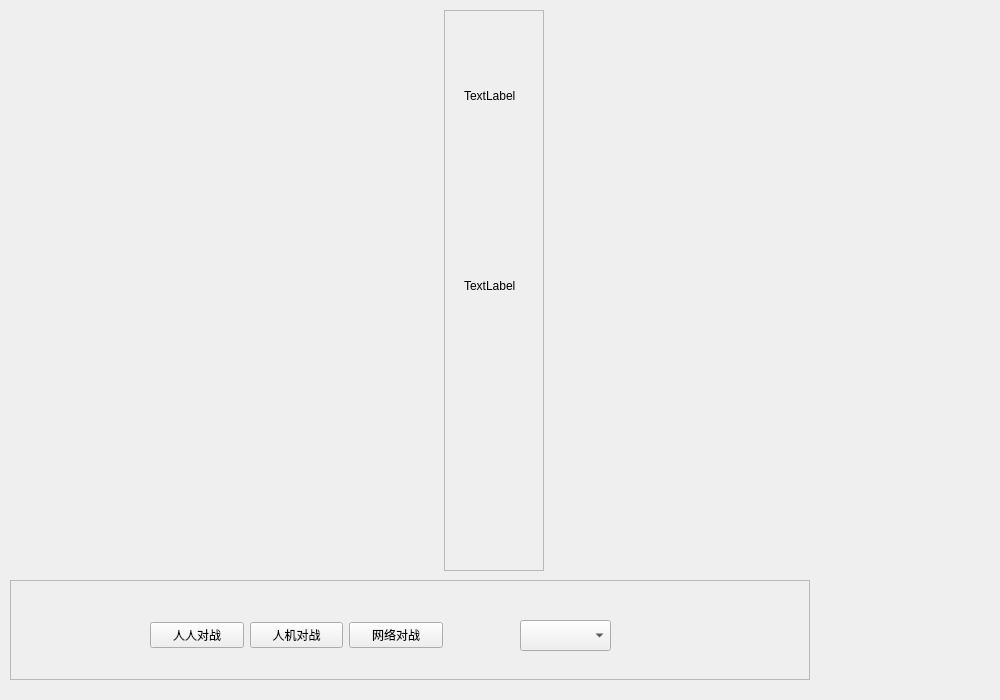
Qt form chessform.ui (1551304314/liuziqi1) before a commit.
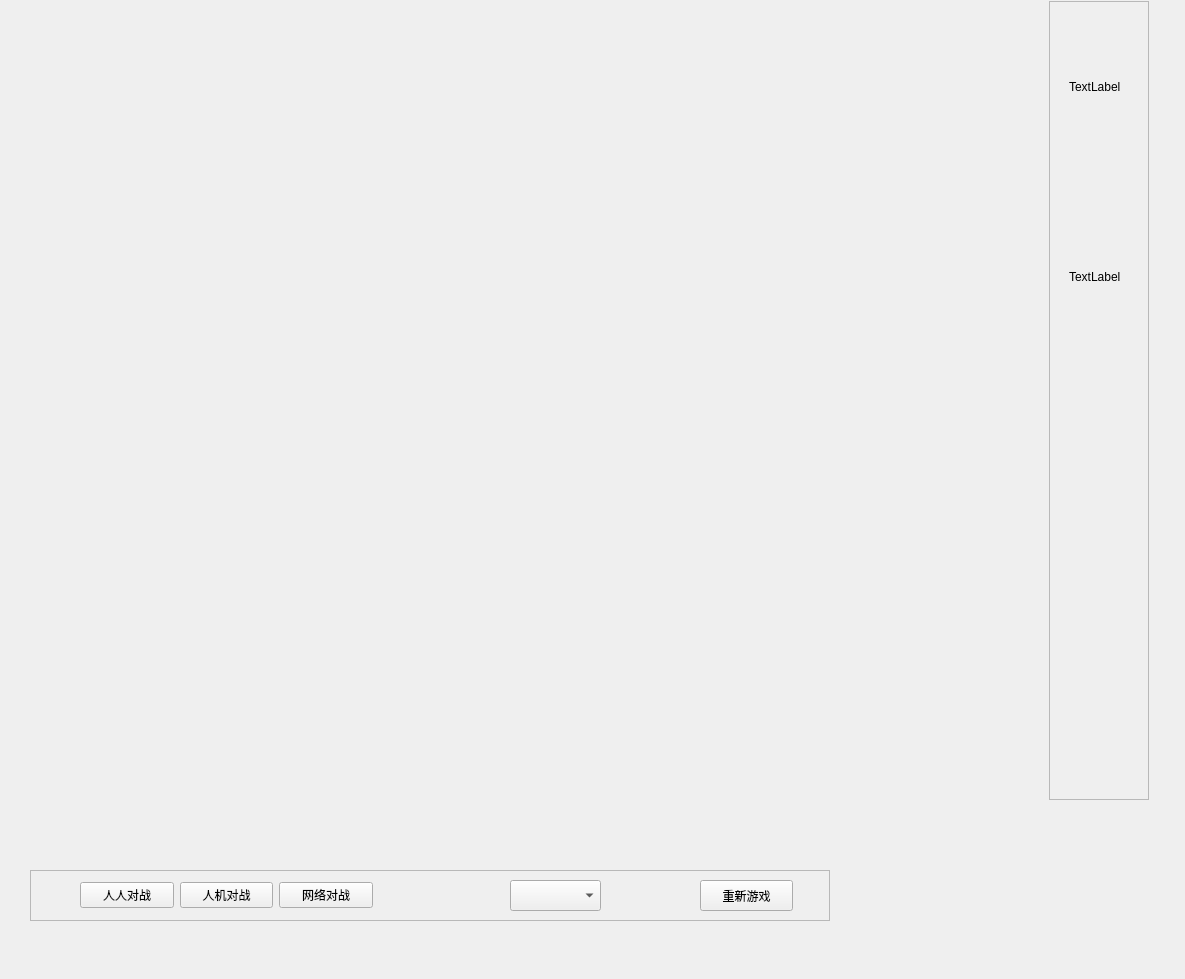
The same form after that commit.

Patch:
```diff
--- a/chessform.ui
+++ b/chessform.ui
@@ -6,8 +6,8 @@
    <rect>
     <x>0</x>
     <y>0</y>
-    <width>1000</width>
-    <height>700</height>
+    <width>1185</width>
+    <height>979</height>
    </rect>
   </property>
   <property name="minimumSize">
@@ -18,8 +18,8 @@
   </property>
   <property name="maximumSize">
    <size>
-    <width>1000</width>
-    <height>800</height>
+    <width>10000</width>
+    <height>10000</height>
    </size>
   </property>
   <property name="windowTitle">
@@ -28,16 +28,16 @@
   <widget class="QFrame" name="frame_3">
    <property name="geometry">
     <rect>
-     <x>10</x>
-     <y>580</y>
+     <x>30</x>
+     <y>870</y>
      <width>800</width>
-     <height>100</height>
+     <height>51</height>
     </rect>
    </property>
    <property name="minimumSize">
     <size>
      <width>800</width>
-     <height>100</height>
+     <height>0</height>
     </size>
    </property>
    <property name="maximumSize">
@@ -55,8 +55,8 @@
    <widget class="QComboBox" name="cbox_item">
     <property name="geometry">
      <rect>
-      <x>510</x>
-      <y>40</y>
+      <x>480</x>
+      <y>10</y>
       <width>91</width>
       <height>31</height>
      </rect>
@@ -65,8 +65,8 @@
    <widget class="QWidget" name="layoutWidget">
     <property name="geometry">
      <rect>
-      <x>140</x>
-      <y>40</y>
+      <x>50</x>
+      <y>10</y>
       <width>293</width>
       <height>30</height>
      </rect>
@@ -95,22 +95,40 @@
      </item>
     </layout>
    </widget>
-  </widget>
-  <widget class="QWidget" name="">
+   <widget class="QPushButton" name="restartbtn">
    <property name="geometry">
     <rect>
-     <x>9</x>
+      <x>670</x>
      <y>10</y>
-     <width>971</width>
-     <height>561</height>
-    </rect>
-   </property>
-   <layout class="QHBoxLayout" name="horizontalLayout">
-    <item>
+      <width>93</width>
+      <height>31</height>
+     </rect>
+    </property>
+    <property name="text">
+     <string>重新游戏</string>
+    </property>
+   </widget>
+  </widget>
+  <widget class="QWidget" name="gridLayoutWidget">
+   <property name="geometry">
+    <rect>
+     <x>30</x>
+     <y>20</y>
+     <width>941</width>
+     <height>821</height>
+    </rect>
+   </property>
      <layout class="QGridLayout" name="gridLayout"/>
-    </item>
-    <item>
+  </widget>
      <widget class="QFrame" name="frame_2">
+   <property name="geometry">
+    <rect>
+     <x>1049</x>
+     <y>1</y>
+     <width>100</width>
+     <height>799</height>
+    </rect>
+   </property>
       <property name="minimumSize">
        <size>
         <width>100</width>
@@ -155,9 +173,6 @@
         <string>TextLabel</string>
        </property>
       </widget>
-     </widget>
-    </item>
-   </layout>
   </widget>
  </widget>
  <resources/>
```
Lines whose indentation alone changed are shown as unchanged.
